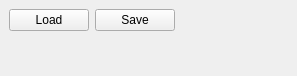
gerbilvis/gerbil, file gui/docks/labelingdock.ui: the form before one commit.
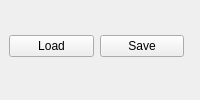
The form after the commit.

Commit message: - proper fix for UI layout issues:   custom widgets give somewhat proper size hints - ScaledView now centers the pixmap and fills frame with pattern - fixes of UI properties - clean out clustering dock widget UI   Qt problem: initial size estimate stays, even when parts of the UI disabled - fix: restore resource links in banddock.ui   Qt Creator tends to remove the resource links in the form of ../gerbil.qrc! - bandview cursor now int, cursor only drawn when within pixmap - ScaledView sets minimum size hint in constructor - #bands denoted left of the binning slider, binning slider shows ticks

```diff
--- a/gui/docks/labelingdock.ui
+++ b/gui/docks/labelingdock.ui
@@ -2,14 +2,6 @@
 <ui version="4.0">
  <class>LabelingDock</class>
  <widget class="QDockWidget" name="LabelingDock">
-  <property name="geometry">
-   <rect>
-    <x>0</x>
-    <y>0</y>
-    <width>297</width>
-    <height>76</height>
-   </rect>
-  </property>
   <property name="windowTitle">
    <string>Labeling</string>
   </property>
@@ -40,12 +32,6 @@
       <property name="orientation">
        <enum>Qt::Horizontal</enum>
       </property>
-      <property name="sizeHint" stdset="0">
-       <size>
-        <width>23</width>
-        <height>20</height>
-       </size>
-      </property>
      </spacer>
     </item>
     <item row="1" column="1">
@@ -53,12 +39,6 @@
       <property name="orientation">
        <enum>Qt::Vertical</enum>
       </property>
-      <property name="sizeHint" stdset="0">
-       <size>
-        <width>17</width>
-        <height>0</height>
-       </size>
-      </property>
      </spacer>
     </item>
    </layout>
```
The commit also changes 17 other files.
